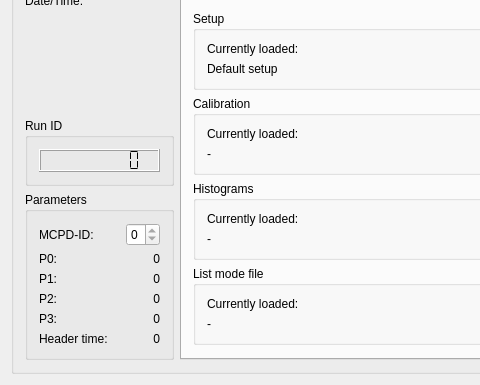
Before: the Qt Designer form qmesydaq/mainwidget.ui in flueke/qmesydaq, drawn with Qt 5; both pictures show x 0 to 480 and y 310 to 695 of the 792 by 695 pixel window.
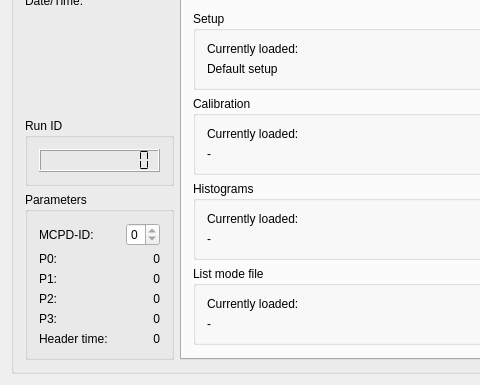
After: the same form once the commit is applied. The open tabs and pages were chosen to show the change. Custom widgets are drawn as their Qt base class.

Diff of the .ui file:
```diff
--- a/qmesydaq/mainwidget.ui
+++ b/qmesydaq/mainwidget.ui
@@ -554,10 +554,10 @@
                 <bool>false</bool>
                </property>
                <property name="numDigits">
-                <number>8</number>
+                <number>10</number>
                </property>
                <property name="digitCount">
-                <number>8</number>
+                <number>10</number>
                </property>
                <property name="segmentStyle">
                 <enum>QLCDNumber::Flat</enum>
```
Left out of the diff: 76 changed lines with no effect on the pictures.
